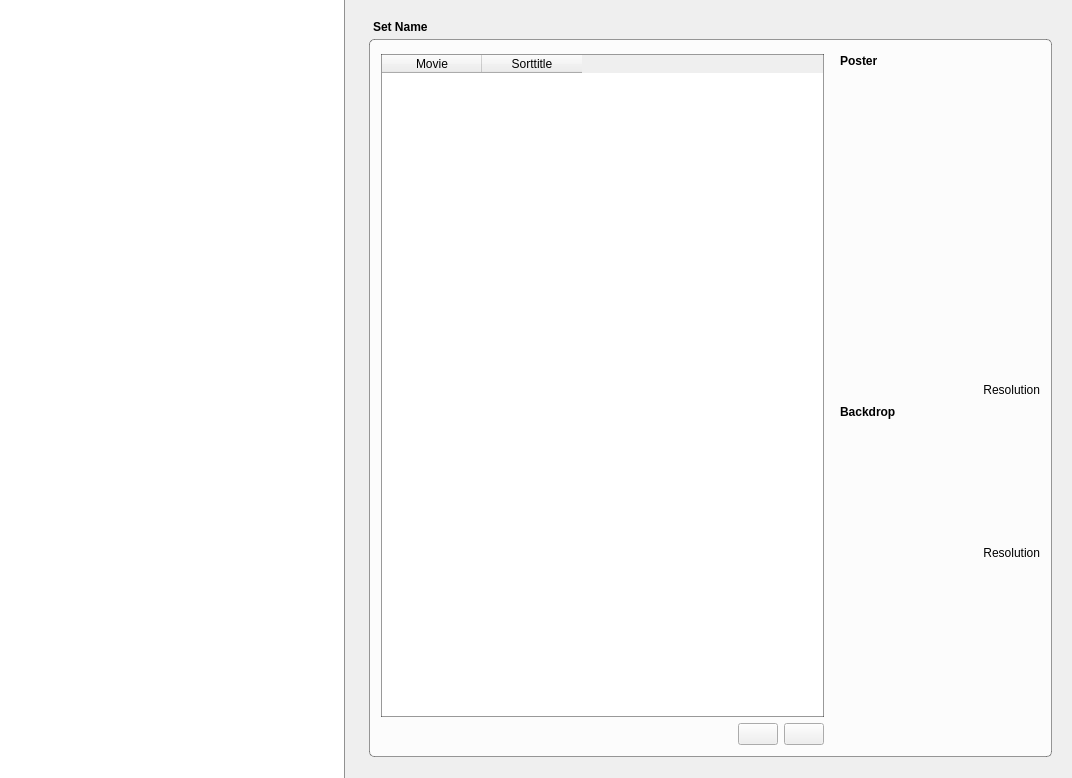
The window that sets/SetsWidget.ui (Komet/MediaElch) describes before a commit, drawn with Qt 5.
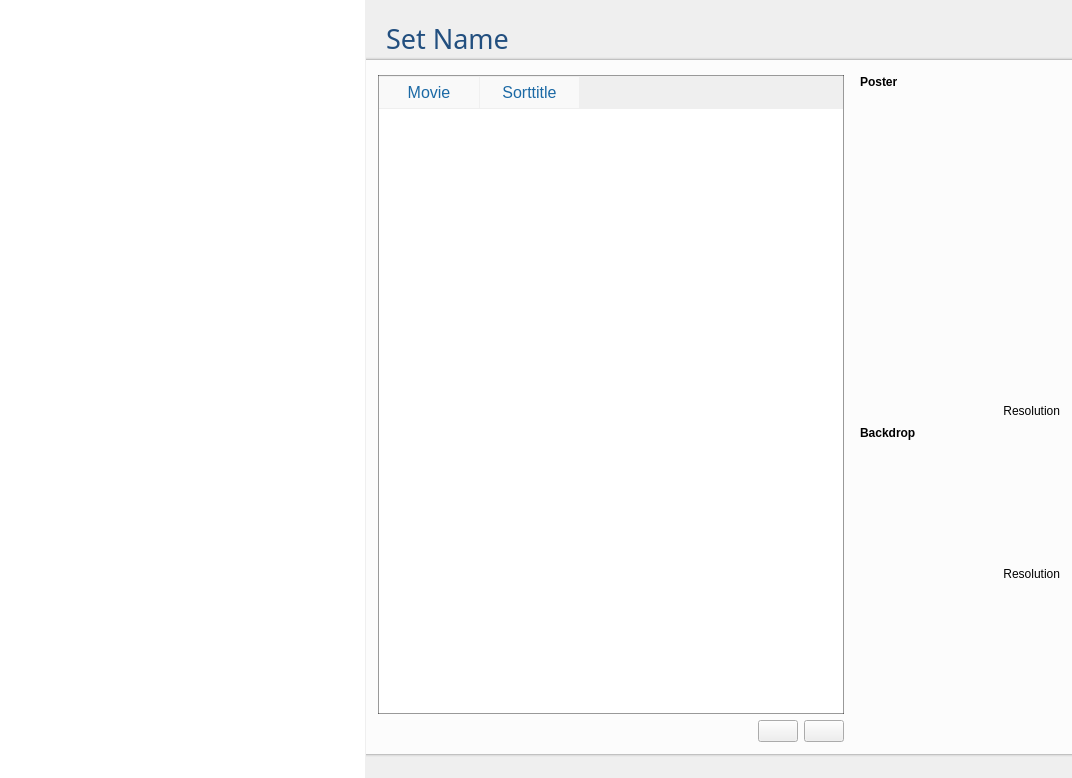
The same window after the commit. Icons and pictures are not drawn. Custom widgets are drawn as their Qt base class.

Patch:
```diff
--- a/sets/SetsWidget.ui
+++ b/sets/SetsWidget.ui
@@ -16,7 +16,6 @@
   <property name="styleSheet">
    <string notr="true">#sets {
 	border: 0px;
-	border-right: 1px solid rgba(0, 0, 0, 100);
 }</string>
   </property>
   <layout class="QVBoxLayout" name="verticalLayout_2">
@@ -24,19 +23,18 @@
     <number>0</number>
    </property>
    <item>
-    <widget class="QSplitter" name="splitter">
-     <property name="styleSheet">
-      <string notr="true">QSplitter::handle {
-	background-color: transparent;
-}
-</string>
-     </property>
+    <widget class="MySplitter" name="splitter">
      <property name="orientation">
       <enum>Qt::Horizontal</enum>
      </property>
+     <property name="handleWidth">
+      <number>1</number>
+     </property>
      <widget class="QTableWidget" name="sets">
       <property name="styleSheet">
        <string notr="true">alternate-background-color: rgb(243, 246, 250);
+selection-background-color: qlineargradient(spread:pad, x1:0, y1:0, x2:0, y2:1, stop:0 #4185b6, stop:1 #1b6aa5);
+color: #395265;
 </string>
       </property>
       <property name="alternatingRowColors">
@@ -70,18 +68,18 @@
       </column>
      </widget>
      <widget class="QWidget" name="verticalLayoutWidget">
-      <layout class="QVBoxLayout" name="verticalLayout" stretch="0,1">
+      <layout class="QVBoxLayout" name="verticalLayout" stretch="0,0,1,0">
        <property name="spacing">
-        <number>5</number>
+        <number>0</number>
        </property>
        <property name="leftMargin">
-        <number>20</number>
+        <number>0</number>
        </property>
        <property name="topMargin">
         <number>20</number>
        </property>
        <property name="rightMargin">
-        <number>20</number>
+        <number>0</number>
        </property>
        <property name="bottomMargin">
         <number>21</number>
@@ -90,15 +88,39 @@
         <widget class="QLabel" name="setName">
          <property name="font">
           <font>
-           <weight>75</weight>
-           <bold>true</bold>
+           <family>Pathway Gothic One</family>
+           <pointsize>20</pointsize>
           </font>
          </property>
+         <property name="styleSheet">
+          <string notr="true">color: #224f7f;
+</string>
+         </property>
          <property name="text">
           <string>Set Name</string>
          </property>
          <property name="indent">
-          <number>4</number>
+          <number>20</number>
+         </property>
+        </widget>
+       </item>
+       <item>
+        <widget class="QWidget" name="widget" native="true">
+         <property name="minimumSize">
+          <size>
+           <width>0</width>
+           <height>3</height>
+          </size>
+         </property>
+         <property name="maximumSize">
+          <size>
+           <width>16777215</width>
+           <height>3</height>
+          </size>
+         </property>
+         <property name="styleSheet">
+          <string notr="true">background-color: qlineargradient(spread:pad, x1:1, y1:1, x2:1, y2:0, stop:0 rgba(100, 100, 100, 255), stop:0.2 rgba(100, 100, 100, 50), stop:1 rgba(255, 255, 255, 0));
+</string>
          </property>
         </widget>
        </item>
@@ -106,8 +128,7 @@
         <widget class="QGroupBox" name="groupBox_3">
          <property name="styleSheet">
           <string notr="true">QGroupBox {
-	border: 1px solid rgba(0, 0, 0, 100);
-	border-radius: 5px;
+	border-radius: 0;
 	background-color: rgba(255, 255, 255, 200);
 }</string>
          </property>
@@ -123,7 +144,31 @@
                <string notr="true">#movies {
 	border: 1px solid rgba(0, 0, 0, 100);
 	alternate-background-color: rgb(243, 246, 250);
-}</string>
+	selection-background-color: qlineargradient(spread:pad, x1:0, y1:0, x2:0, y2:1, stop:0 #4185b6, stop:1 #1b6aa5);
+	color: #395265;
+}
+
+QHeaderView::section {
+    background-color: #f9f9f9;
+    color: rgb(27, 105, 165);
+    border: none;
+    border-left: 1px solid #f0f0f0;
+    font-weight: normal;
+    font-size: 12pt;
+    padding-top: 4px;
+    padding-bottom: 4px;
+    margin-top: 1px;
+    margin-bottom: 1px;
+}
+
+QHeaderView::section:first {
+    border: none;
+}
+
+QHeaderView::section:checked
+{
+}
+</string>
               </property>
               <property name="alternatingRowColors">
                <bool>true</bool>
@@ -388,6 +433,26 @@
          </layout>
         </widget>
        </item>
+       <item>
+        <widget class="QWidget" name="widget_2" native="true">
+         <property name="minimumSize">
+          <size>
+           <width>0</width>
+           <height>3</height>
+          </size>
+         </property>
+         <property name="maximumSize">
+          <size>
+           <width>16777215</width>
+           <height>3</height>
+          </size>
+         </property>
+         <property name="styleSheet">
+          <string notr="true">background-color: qlineargradient(spread:pad, x1:1, y1:0, x2:1, y2:1, stop:0 rgba(100, 100, 100, 255), stop:0.2 rgba(100, 100, 100, 50), stop:1 rgba(255, 255, 255, 0));
+</string>
+         </property>
+        </widget>
+       </item>
       </layout>
      </widget>
     </widget>
@@ -400,6 +465,12 @@
    <extends>QLabel</extends>
    <header>smallWidgets/MyLabel.h</header>
   </customwidget>
+  <customwidget>
+   <class>MySplitter</class>
+   <extends>QSplitter</extends>
+   <header>smallWidgets/MySplitter.h</header>
+   <container>1</container>
+  </customwidget>
  </customwidgets>
  <resources>
   <include location="../MediaElch.qrc"/>
```
